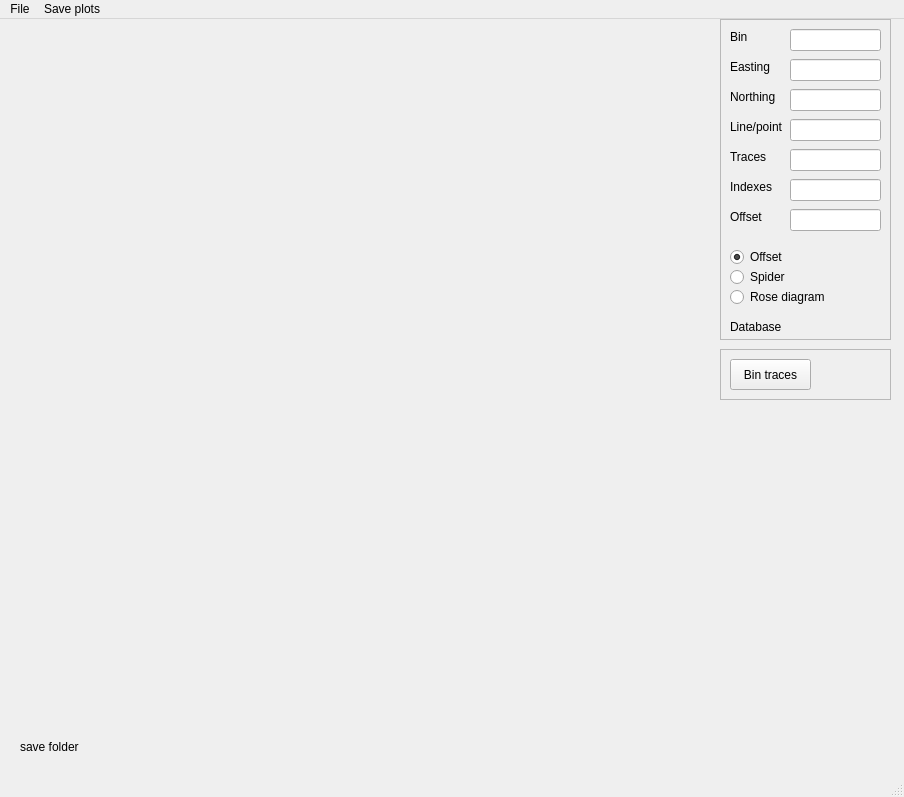
First picture: the form in plugins/bin_select/binning_plots.ui, repository bvermeulen/QGIS, before the edit.
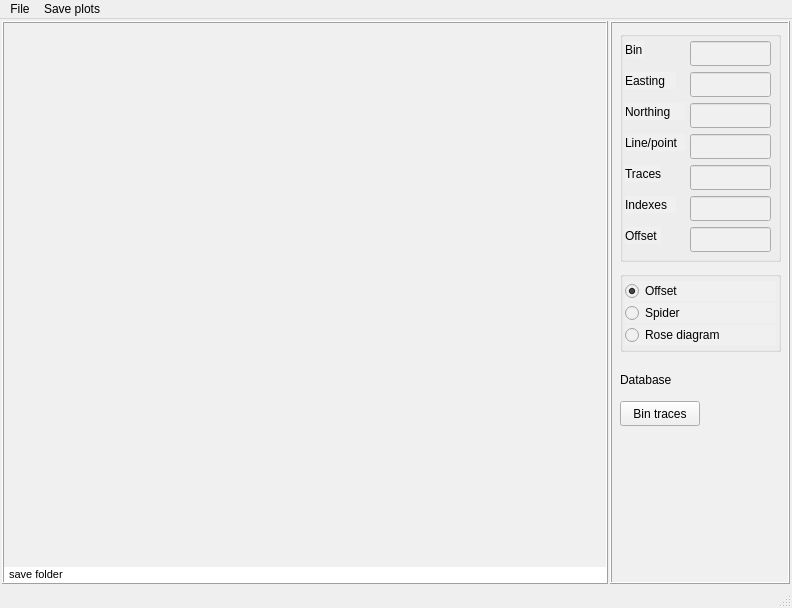
Second picture: the form after the edit.

The edit to the form file:
```diff
--- a/plugins/bin_select/binning_plots.ui
+++ b/plugins/bin_select/binning_plots.ui
@@ -6,10 +6,16 @@
    <rect>
     <x>0</x>
     <y>0</y>
-    <width>904</width>
-    <height>797</height>
+    <width>792</width>
+    <height>608</height>
    </rect>
   </property>
+  <property name="sizePolicy">
+   <sizepolicy hsizetype="Expanding" vsizetype="Expanding">
+    <horstretch>0</horstretch>
+    <verstretch>0</verstretch>
+   </sizepolicy>
+  </property>
   <property name="font">
    <font>
     <pointsize>9</pointsize>
@@ -20,164 +26,434 @@
    <string>Seisbins</string>
   </property>
   <widget class="QWidget" name="centralwidget">
-   <widget class="QWidget" name="horizontalLayoutWidget_2">
-    <property name="geometry">
-     <rect>
-      <x>720</x>
-      <y>0</y>
-      <width>171</width>
-      <height>321</height>
-     </rect>
+   <property name="sizePolicy">
+    <sizepolicy hsizetype="Expanding" vsizetype="Expanding">
+     <horstretch>0</horstretch>
+     <verstretch>0</verstretch>
+    </sizepolicy>
+   </property>
+   <layout class="QHBoxLayout" name="MainLayout">
+    <property name="spacing">
+     <number>2</number>
     </property>
-    <layout class="QHBoxLayout" name="ControlLayout">
-     <item>
-      <widget class="QFrame" name="ControlFrame">
-       <property name="frameShape">
-        <enum>QFrame::StyledPanel</enum>
+    <property name="leftMargin">
+     <number>2</number>
+    </property>
+    <property name="topMargin">
+     <number>2</number>
+    </property>
+    <property name="rightMargin">
+     <number>2</number>
+    </property>
+    <property name="bottomMargin">
+     <number>2</number>
+    </property>
+    <item>
+     <widget class="QFrame" name="PlotFrame">
+      <property name="sizePolicy">
+       <sizepolicy hsizetype="Preferred" vsizetype="Preferred">
+        <horstretch>0</horstretch>
+        <verstretch>1</verstretch>
+       </sizepolicy>
+      </property>
+      <property name="minimumSize">
+       <size>
+        <width>420</width>
+        <height>0</height>
+       </size>
+      </property>
+      <property name="styleSheet">
+       <string notr="true">background-color:#F0F0F0</string>
+      </property>
+      <property name="frameShape">
+       <enum>QFrame::Shape::Box</enum>
+      </property>
+      <property name="frameShadow">
+       <enum>QFrame::Shadow::Raised</enum>
+      </property>
+      <property name="lineWidth">
+       <number>1</number>
+      </property>
+      <property name="midLineWidth">
+       <number>0</number>
+      </property>
+      <layout class="QVBoxLayout" name="LeftLayout" stretch="0,1">
+       <property name="spacing">
+        <number>0</number>
        </property>
-       <property name="frameShadow">
-        <enum>QFrame::Raised</enum>
+       <property name="leftMargin">
+        <number>0</number>
        </property>
-       <widget class="QRadioButton" name="RB_Type_01">
-        <property name="geometry">
-         <rect>
-          <x>10</x>
-          <y>230</y>
-          <width>111</width>
-          <height>16</height>
-         </rect>
+       <property name="topMargin">
+        <number>0</number>
+       </property>
+       <property name="rightMargin">
+        <number>0</number>
+       </property>
+       <property name="bottomMargin">
+        <number>0</number>
+       </property>
+       <item>
+        <widget class="QStackedWidget" name="StackedPlots">
+         <property name="sizePolicy">
+          <sizepolicy hsizetype="Expanding" vsizetype="Expanding">
+           <horstretch>0</horstretch>
+           <verstretch>1</verstretch>
+          </sizepolicy>
+         </property>
+         <widget class="QWidget" name="page_1">
+          <layout class="QVBoxLayout" name="PageLayout_01">
+           <property name="spacing">
+            <number>0</number>
+           </property>
+           <property name="leftMargin">
+            <number>0</number>
+           </property>
+           <property name="topMargin">
+            <number>0</number>
+           </property>
+           <property name="rightMargin">
+            <number>0</number>
+           </property>
+           <property name="bottomMargin">
+            <number>0</number>
+           </property>
+           <item>
+            <layout class="QFormLayout" name="FormLayout_01">
+             <property name="horizontalSpacing">
+              <number>0</number>
+             </property>
+             <property name="verticalSpacing">
+              <number>0</number>
+             </property>
+            </layout>
+           </item>
+          </layout>
+         </widget>
+         <widget class="QWidget" name="page_2">
+          <layout class="QVBoxLayout" name="PageLayout_02">
+           <property name="spacing">
+            <number>0</number>
+           </property>
+           <property name="leftMargin">
+            <number>0</number>
+           </property>
+           <property name="topMargin">
+            <number>0</number>
+           </property>
+           <property name="rightMargin">
+            <number>0</number>
+           </property>
+           <property name="bottomMargin">
+            <number>0</number>
+           </property>
+           <item>
+            <layout class="QFormLayout" name="FormLayout_02">
+             <property name="horizontalSpacing">
+              <number>0</number>
+             </property>
+             <property name="verticalSpacing">
+              <number>0</number>
+             </property>
+            </layout>
+           </item>
+          </layout>
+         </widget>
+         <widget class="QWidget" name="page_3">
+          <layout class="QVBoxLayout" name="PageLayout_03">
+           <property name="spacing">
+            <number>0</number>
+           </property>
+           <property name="leftMargin">
+            <number>0</number>
+           </property>
+           <property name="topMargin">
+            <number>0</number>
+           </property>
+           <property name="rightMargin">
+            <number>0</number>
+           </property>
+           <property name="bottomMargin">
+            <number>0</number>
+           </property>
+           <item>
+            <layout class="QFormLayout" name="FormLayout_03">
+             <property name="horizontalSpacing">
+              <number>0</number>
+             </property>
+             <property name="verticalSpacing">
+              <number>0</number>
+             </property>
+            </layout>
+           </item>
+          </layout>
+         </widget>
+        </widget>
+       </item>
+       <item>
+        <widget class="QLabel" name="SaveFolderLabel">
+         <property name="sizePolicy">
+          <sizepolicy hsizetype="Preferred" vsizetype="Preferred">
+           <horstretch>0</horstretch>
+           <verstretch>0</verstretch>
+          </sizepolicy>
+         </property>
+         <property name="maximumSize">
+          <size>
+           <width>16777215</width>
+           <height>15</height>
+          </size>
+         </property>
+         <property name="baseSize">
+          <size>
+           <width>0</width>
+           <height>0</height>
+          </size>
+         </property>
+         <property name="font">
+          <font>
+           <pointsize>8</pointsize>
+          </font>
+         </property>
+         <property name="styleSheet">
+          <string notr="true">background-color: white</string>
+         </property>
+         <property name="text">
+          <string>save folder</string>
+         </property>
+         <property name="wordWrap">
+          <bool>true</bool>
+         </property>
+         <property name="indent">
+          <number>5</number>
+         </property>
+        </widget>
+       </item>
+      </layout>
+     </widget>
+    </item>
+    <item>
+     <widget class="QFrame" name="ControlFrame">
+      <property name="sizePolicy">
+       <sizepolicy hsizetype="Preferred" vsizetype="Expanding">
+        <horstretch>0</horstretch>
+        <verstretch>0</verstretch>
+       </sizepolicy>
+      </property>
+      <property name="minimumSize">
+       <size>
+        <width>180</width>
+        <height>430</height>
+       </size>
+      </property>
+      <property name="styleSheet">
+       <string notr="true">background-color: #F0F0F0</string>
+      </property>
+      <property name="frameShape">
+       <enum>QFrame::Shape::Box</enum>
+      </property>
+      <property name="frameShadow">
+       <enum>QFrame::Shadow::Raised</enum>
+      </property>
+      <property name="lineWidth">
+       <number>1</number>
+      </property>
+      <property name="midLineWidth">
+       <number>0</number>
+      </property>
+      <widget class="QGroupBox" name="PlotTypeBox">
+       <property name="geometry">
+        <rect>
+         <x>10</x>
+         <y>250</y>
+         <width>161</width>
+         <height>81</height>
+        </rect>
+       </property>
+       <property name="title">
+        <string/>
+       </property>
+       <property name="alignment">
+        <set>Qt::AlignmentFlag::AlignLeading|Qt::AlignmentFlag::AlignLeft|Qt::AlignmentFlag::AlignTop</set>
+       </property>
+       <layout class="QVBoxLayout" name="PlotTypeLayout">
+        <property name="spacing">
+         <number>0</number>
         </property>
-        <property name="text">
-         <string>Offset</string>
+        <property name="leftMargin">
+         <number>2</number>
         </property>
-        <property name="checked">
-         <bool>true</bool>
+        <property name="topMargin">
+         <number>2</number>
         </property>
-       </widget>
-       <widget class="QRadioButton" name="RB_Type_02">
-        <property name="geometry">
-         <rect>
-          <x>10</x>
-          <y>250</y>
-          <width>121</width>
-          <height>16</height>
-         </rect>
+        <property name="rightMargin">
+         <number>2</number>
         </property>
-        <property name="text">
-         <string>Spider</string>
+        <property name="bottomMargin">
+         <number>2</number>
         </property>
-       </widget>
-       <widget class="QRadioButton" name="RB_Type_03">
+        <item>
+         <widget class="QRadioButton" name="RB_Type_01">
+          <property name="text">
+           <string>Offset</string>
+          </property>
+          <property name="checked">
+           <bool>true</bool>
+          </property>
+         </widget>
+        </item>
+        <item>
+         <widget class="QRadioButton" name="RB_Type_02">
+          <property name="text">
+           <string>Spider</string>
+          </property>
+         </widget>
+        </item>
+        <item>
+         <widget class="QRadioButton" name="RB_Type_03">
+          <property name="text">
+           <string>Rose diagram</string>
+          </property>
+         </widget>
+        </item>
+       </layout>
+      </widget>
+      <widget class="QLabel" name="DbLabel">
+       <property name="geometry">
+        <rect>
+         <x>10</x>
+         <y>350</y>
+         <width>151</width>
+         <height>17</height>
+        </rect>
+       </property>
+       <property name="text">
+        <string>Database</string>
+       </property>
+       <property name="wordWrap">
+        <bool>true</bool>
+       </property>
+      </widget>
+      <widget class="QPushButton" name="BinButton">
+       <property name="geometry">
+        <rect>
+         <x>10</x>
+         <y>380</y>
+         <width>80</width>
+         <height>25</height>
+        </rect>
+       </property>
+       <property name="text">
+        <string>Bin traces</string>
+       </property>
+      </widget>
+      <widget class="QGroupBox" name="EditBox">
+       <property name="geometry">
+        <rect>
+         <x>10</x>
+         <y>10</y>
+         <width>161</width>
+         <height>231</height>
+        </rect>
+       </property>
+       <property name="title">
+        <string/>
+       </property>
+       <property name="alignment">
+        <set>Qt::AlignmentFlag::AlignLeading|Qt::AlignmentFlag::AlignLeft|Qt::AlignmentFlag::AlignTop</set>
+       </property>
+       <widget class="QLineEdit" name="LineEdit_06">
         <property name="geometry">
          <rect>
-          <x>10</x>
-          <y>270</y>
-          <width>121</width>
-          <height>16</height>
+          <x>70</x>
+          <y>165</y>
+          <width>81</width>
+          <height>25</height>
          </rect>
         </property>
-        <property name="text">
-         <string>Rose diagram</string>
-        </property>
        </widget>
-       <widget class="QLineEdit" name="LineEdit_01">
+       <widget class="QLineEdit" name="LineEdit_05">
         <property name="geometry">
          <rect>
           <x>70</x>
-          <y>10</y>
-          <width>91</width>
-          <height>22</height>
+          <y>134</y>
+          <width>81</width>
+          <height>25</height>
          </rect>
         </property>
         <property name="readOnly">
-         <bool>false</bool>
-        </property>
-       </widget>
-       <widget class="QLabel" name="Label_01">
-        <property name="geometry">
-         <rect>
-          <x>10</x>
-          <y>10</y>
-          <width>49</width>
-          <height>16</height>
-         </rect>
-        </property>
-        <property name="text">
-         <string>Bin</string>
+         <bool>true</bool>
         </property>
        </widget>
        <widget class="QLabel" name="Label_02">
         <property name="geometry">
          <rect>
-          <x>10</x>
-          <y>40</y>
-          <width>49</width>
-          <height>16</height>
+          <x>5</x>
+          <y>41</y>
+          <width>51</width>
+          <height>17</height>
          </rect>
         </property>
         <property name="text">
          <string>Easting</string>
         </property>
        </widget>
-       <widget class="QLabel" name="Label_03">
-        <property name="geometry">
-         <rect>
-          <x>10</x>
-          <y>70</y>
-          <width>49</width>
-          <height>16</height>
-         </rect>
-        </property>
-        <property name="text">
-         <string>Northing</string>
-        </property>
-       </widget>
        <widget class="QLabel" name="Label_04">
         <property name="geometry">
          <rect>
-          <x>10</x>
-          <y>100</y>
+          <x>5</x>
+          <y>103</y>
           <width>61</width>
-          <height>16</height>
+          <height>17</height>
          </rect>
         </property>
         <property name="text">
          <string>Line/point</string>
         </property>
        </widget>
-       <widget class="QLineEdit" name="LineEdit_02">
-        <property name="geometry">
-         <rect>
-          <x>70</x>
-          <y>40</y>
-          <width>91</width>
-          <height>22</height>
-         </rect>
-        </property>
-        <property name="readOnly">
-         <bool>true</bool>
-        </property>
-       </widget>
        <widget class="QLineEdit" name="LineEdit_03">
         <property name="geometry">
          <rect>
           <x>70</x>
-          <y>70</y>
-          <width>91</width>
-          <height>22</height>
+          <y>72</y>
+          <width>81</width>
+          <height>25</height>
          </rect>
         </property>
         <property name="readOnly">
          <bool>true</bool>
         </property>
        </widget>
-       <widget class="QLineEdit" name="LineEdit_04">
+       <widget class="QLabel" name="Label_03">
         <property name="geometry">
          <rect>
+          <x>5</x>
+          <y>72</y>
+          <width>61</width>
+          <height>17</height>
+         </rect>
+        </property>
+        <property name="text">
+         <string>Northing</string>
+        </property>
+       </widget>
+       <widget class="QLineEdit" name="LineEdit_07">
+        <property name="geometry">
+         <rect>
           <x>70</x>
-          <y>100</y>
-          <width>91</width>
-          <height>22</height>
+          <y>196</y>
+          <width>81</width>
+          <height>25</height>
+         </rect>
+        </property>
+       </widget>
+       <widget class="QLineEdit" name="LineEdit_02">
+        <property name="geometry">
+         <rect>
+          <x>70</x>
+          <y>41</y>
+          <width>81</width>
+          <height>25</height>
          </rect>
         </property>
         <property name="readOnly">
@@ -187,203 +463,93 @@
        <widget class="QLabel" name="Label_05">
         <property name="geometry">
          <rect>
-          <x>10</x>
-          <y>130</y>
-          <width>61</width>
-          <height>16</height>
+          <x>5</x>
+          <y>134</y>
+          <width>36</width>
+          <height>17</height>
          </rect>
         </property>
         <property name="text">
          <string>Traces</string>
         </property>
        </widget>
-       <widget class="QLineEdit" name="LineEdit_05">
+       <widget class="QLabel" name="Label_07">
         <property name="geometry">
          <rect>
-          <x>70</x>
-          <y>130</y>
-          <width>91</width>
-          <height>22</height>
+          <x>5</x>
+          <y>196</y>
+          <width>36</width>
+          <height>17</height>
          </rect>
         </property>
-        <property name="readOnly">
-         <bool>true</bool>
+        <property name="text">
+         <string>Offset</string>
         </property>
        </widget>
        <widget class="QLabel" name="Label_06">
         <property name="geometry">
          <rect>
-          <x>10</x>
-          <y>160</y>
-          <width>49</width>
-          <height>16</height>
+          <x>5</x>
+          <y>165</y>
+          <width>51</width>
+          <height>17</height>
          </rect>
         </property>
         <property name="text">
          <string>Indexes</string>
         </property>
        </widget>
-       <widget class="QLabel" name="Label_07">
+       <widget class="QLabel" name="Label_01">
         <property name="geometry">
          <rect>
-          <x>10</x>
-          <y>190</y>
-          <width>49</width>
-          <height>16</height>
+          <x>5</x>
+          <y>10</y>
+          <width>19</width>
+          <height>17</height>
          </rect>
         </property>
         <property name="text">
-         <string>Offset</string>
+         <string>Bin</string>
         </property>
        </widget>
-       <widget class="QLineEdit" name="LineEdit_06">
+       <widget class="QLineEdit" name="LineEdit_04">
         <property name="geometry">
          <rect>
           <x>70</x>
-          <y>160</y>
-          <width>91</width>
-          <height>22</height>
+          <y>103</y>
+          <width>81</width>
+          <height>25</height>
          </rect>
         </property>
-       </widget>
-       <widget class="QLineEdit" name="LineEdit_07">
-        <property name="geometry">
-         <rect>
-          <x>70</x>
-          <y>190</y>
-          <width>91</width>
-          <height>22</height>
-         </rect>
+        <property name="readOnly">
+         <bool>true</bool>
         </property>
        </widget>
-       <widget class="QLabel" name="DbLabel">
+       <widget class="QLineEdit" name="LineEdit_01">
         <property name="geometry">
          <rect>
-          <x>10</x>
-          <y>300</y>
-          <width>151</width>
-          <height>16</height>
-         </rect>
-        </property>
-        <property name="text">
-         <string>Database</string>
-        </property>
-       </widget>
-      </widget>
-     </item>
-    </layout>
-   </widget>
-   <widget class="QWidget" name="horizontalLayoutWidget_3">
-    <property name="geometry">
-     <rect>
-      <x>10</x>
-      <y>0</y>
-      <width>701</width>
-      <height>721</height>
-     </rect>
-    </property>
-    <layout class="QHBoxLayout" name="PlotLayout">
-     <item>
-      <widget class="QStackedWidget" name="StackedPlots">
-       <widget class="QWidget" name="page_1">
-        <widget class="QWidget" name="formLayoutWidget_4">
-         <property name="geometry">
-          <rect>
-           <x>0</x>
-           <y>0</y>
-           <width>701</width>
-           <height>721</height>
-          </rect>
-         </property>
-         <layout class="QFormLayout" name="FormLayout_01"/>
-        </widget>
-       </widget>
-       <widget class="QWidget" name="page_2">
-        <widget class="QWidget" name="formLayoutWidget">
-         <property name="geometry">
-          <rect>
-           <x>0</x>
-           <y>0</y>
-           <width>701</width>
-           <height>721</height>
-          </rect>
-         </property>
-         <layout class="QFormLayout" name="FormLayout_02"/>
-        </widget>
-       </widget>
-       <widget class="QWidget" name="page_3">
-        <widget class="QWidget" name="formLayoutWidget_2">
-         <property name="geometry">
-          <rect>
-           <x>0</x>
-           <y>0</y>
-           <width>701</width>
-           <height>721</height>
-          </rect>
-         </property>
-         <layout class="QFormLayout" name="FormLayout_03"/>
-        </widget>
-       </widget>
-      </widget>
-     </item>
-    </layout>
-   </widget>
-   <widget class="QLabel" name="SaveFolderLabel">
-    <property name="geometry">
-     <rect>
-      <x>20</x>
-      <y>720</y>
-      <width>331</width>
-      <height>16</height>
-     </rect>
-    </property>
-    <property name="text">
-     <string>save folder</string>
-    </property>
-   </widget>
-   <widget class="QWidget" name="horizontalLayoutWidget">
-    <property name="geometry">
-     <rect>
-      <x>720</x>
-      <y>330</y>
-      <width>171</width>
-      <height>51</height>
-     </rect>
-    </property>
-    <layout class="QHBoxLayout" name="BinningLayout">
-     <item>
-      <widget class="QFrame" name="BinningFrame">
-       <property name="frameShape">
-        <enum>QFrame::StyledPanel</enum>
-       </property>
-       <property name="frameShadow">
-        <enum>QFrame::Raised</enum>
-       </property>
-       <widget class="QPushButton" name="BinButton">
-        <property name="geometry">
-         <rect>
-          <x>10</x>
+          <x>70</x>
           <y>10</y>
           <width>81</width>
-          <height>31</height>
+          <height>25</height>
          </rect>
         </property>
-        <property name="text">
-         <string>Bin traces</string>
+        <property name="readOnly">
+         <bool>false</bool>
         </property>
        </widget>
       </widget>
-     </item>
-    </layout>
-   </widget>
+     </widget>
+    </item>
+   </layout>
   </widget>
   <widget class="QMenuBar" name="menubar">
    <property name="geometry">
     <rect>
      <x>0</x>
      <y>0</y>
-     <width>904</width>
-     <height>21</height>
+     <width>792</width>
+     <height>22</height>
     </rect>
    </property>
    <widget class="QMenu" name="menuFile">
```
